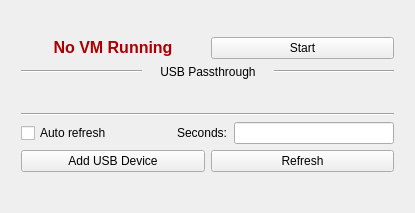
OmniaX-dev/KVM-USB-Helper, file kvm_helper.ui: the form before one commit.
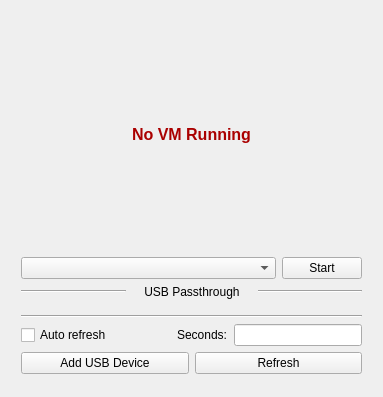
The form after the commit. Icons and pictures are not drawn.

Diff of the .ui file:
```diff
--- a/kvm_helper.ui
+++ b/kvm_helper.ui
@@ -6,8 +6,8 @@
    <rect>
     <x>0</x>
     <y>0</y>
-    <width>415</width>
-    <height>213</height>
+    <width>383</width>
+    <height>397</height>
    </rect>
   </property>
   <property name="sizePolicy">
@@ -131,8 +131,6 @@
        <number>10</number>
       </property>
       <item>
-       <layout class="QHBoxLayout" name="horizontalLayout_4">
-        <item>
          <widget class="QLabel" name="lblVM">
           <property name="text">
            <string>&lt;html&gt;&lt;head/&gt;&lt;body&gt;&lt;p align=&quot;center&quot;&gt;&lt;span style=&quot; font-size:12pt; font-weight:600; color:#aa0000;&quot;&gt;No VM Running&lt;/span&gt;&lt;/p&gt;&lt;/body&gt;&lt;/html&gt;</string>
@@ -140,10 +138,15 @@
          </widget>
         </item>
         <item>
+       <layout class="QHBoxLayout" name="horizontalLayout">
+        <item>
+         <widget class="QComboBox" name="comboVM"/>
+        </item>
+        <item>
          <widget class="QPushButton" name="btnStartVM">
           <property name="maximumSize">
            <size>
-            <width>16777215</width>
+            <width>80</width>
             <height>16777215</height>
            </size>
           </property>
```
Left out of the diff: 3 changed lines with no effect on the pictures. Lines whose indentation alone changed are shown as unchanged.
